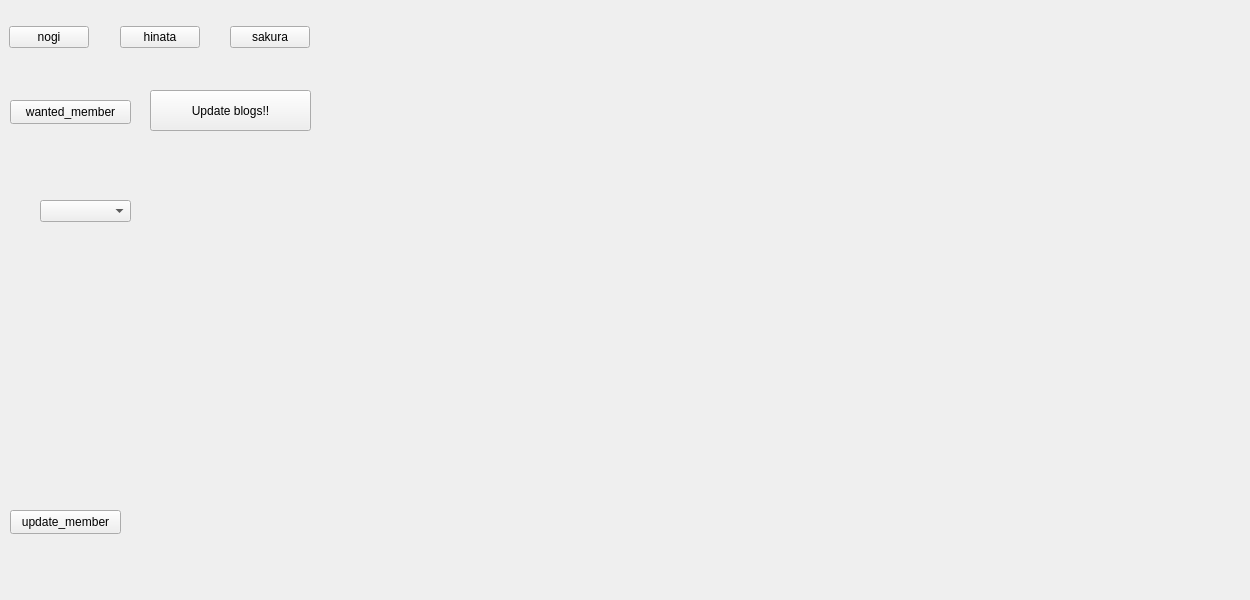
HarryLin46/saka_blog_downloader, file main.ui: the form before one commit.
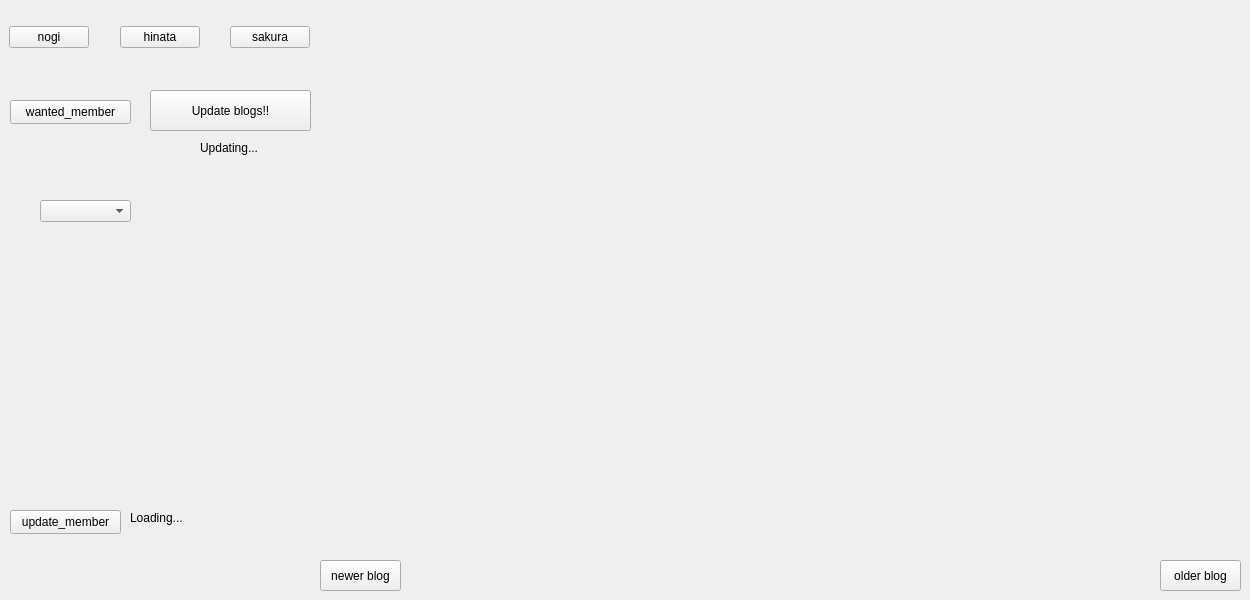
The form after the commit.

```diff
--- a/main.ui
+++ b/main.ui
@@ -131,6 +131,58 @@
      </rect>
     </property>
    </widget>
+   <widget class="QPushButton" name="next_blog_btn">
+    <property name="geometry">
+     <rect>
+      <x>1160</x>
+      <y>560</y>
+      <width>81</width>
+      <height>31</height>
+     </rect>
+    </property>
+    <property name="text">
+     <string>older blog</string>
+    </property>
+   </widget>
+   <widget class="QPushButton" name="back_blog_btn">
+    <property name="geometry">
+     <rect>
+      <x>320</x>
+      <y>560</y>
+      <width>81</width>
+      <height>31</height>
+     </rect>
+    </property>
+    <property name="text">
+     <string>newer blog</string>
+    </property>
+   </widget>
+   <widget class="QLabel" name="loading_label_update_members">
+    <property name="geometry">
+     <rect>
+      <x>130</x>
+      <y>510</y>
+      <width>61</width>
+      <height>16</height>
+     </rect>
+    </property>
+    <property name="text">
+     <string>Loading...</string>
+    </property>
+   </widget>
+   <widget class="QLabel" name="updating_label_crawling">
+    <property name="geometry">
+     <rect>
+      <x>200</x>
+      <y>140</y>
+      <width>71</width>
+      <height>16</height>
+     </rect>
+    </property>
+    <property name="text">
+     <string>Updating...</string>
+    </property>
+   </widget>
   </widget>
  </widget>
  <resources/>
```
